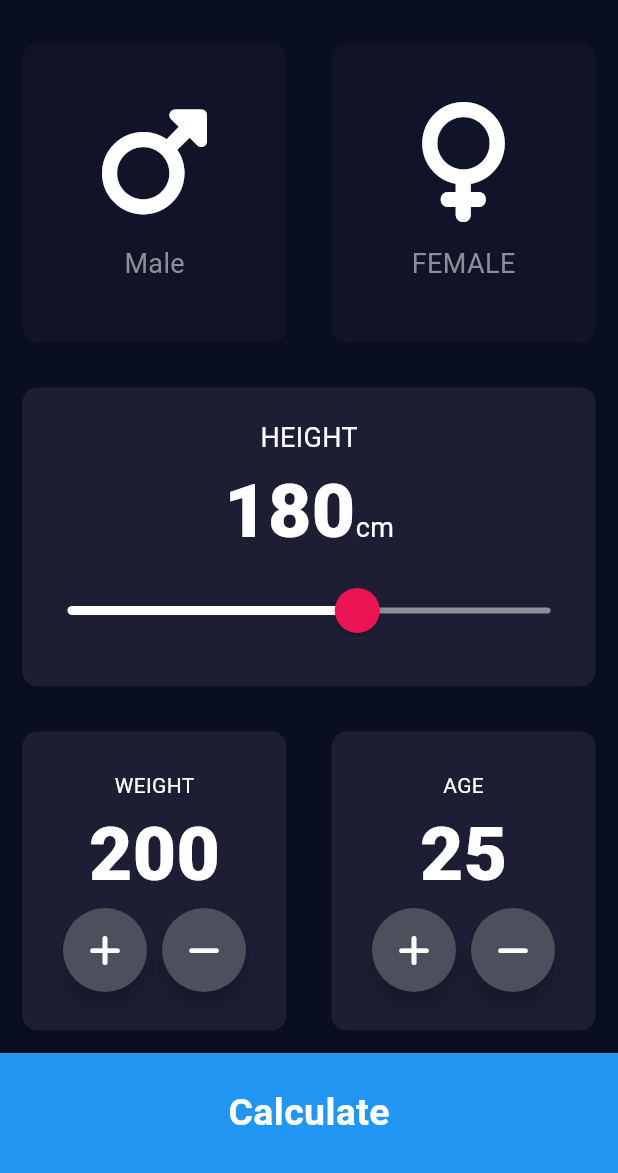
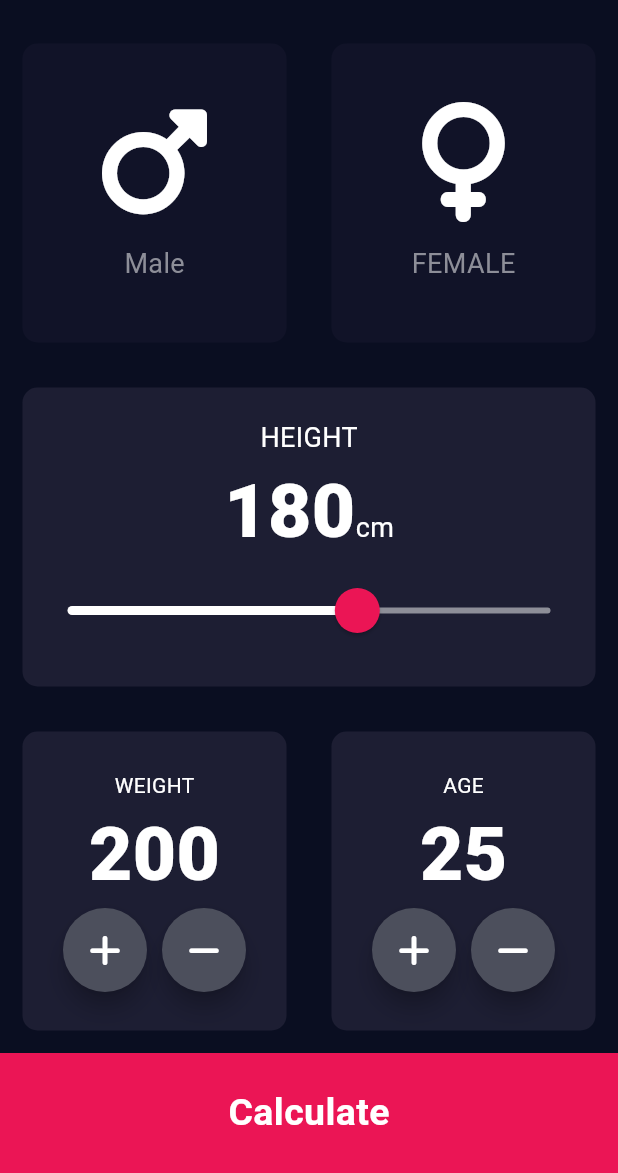
Before and after one commit to Ampaw24/BMI-Calculator--Flutter, a Flutter app: the screen it shows after launch, on a phone screen of 412 x 824 dp, the part 63-1236 px from its top. Run offline on Flutter 3.47's test engine with Material 3 defaults, Android fonts, the phone set to English and light mode, and no system bars; our stand-ins replace font_awesome_flutter.

Commit message:
buttom modified

```diff
--- /dev/null
+++ b/lib/specs/appcolors.dart
@@ -0,0 +1,11 @@
+import 'package:flutter/material.dart';
+
+class AppColors {
+static const buttoncolor = Color(0xFFEB1555);
+static const inactiveCardcolor = Color(0xFF111328);
+static const activecolor = Color(0xFF1D1E33);
+
+
+
+
+}
--- a/lib/specs/constants.dart
+++ b/lib/specs/constants.dart
@@ -1,21 +1,16 @@
 import 'package:flutter/material.dart';
 
 const buttonHeight = 80.0;
-const activecolor = Color.fromARGB(255, 37, 38, 51);
-const buttoncolor = Color(0xFFEB1555);
-const inactiveCardcolor = Color(0xFF111328);
 const textSize = 50.0;
-const fontb = FontWeight.w900;
+const fontweight = FontWeight.w900;
 
-enum Gender { male, female }
+enum Gender {male, female }
 
 TextStyle numberStyleText() {
-  return const TextStyle(fontSize: textSize, fontWeight: fontb);
+  return const TextStyle(fontSize: textSize, fontWeight: fontweight);
 }
-
 const kLargeButtonFnt = TextStyle(fontSize: 25, fontWeight: FontWeight.bold);
 const kTitleFnt = TextStyle(fontSize: 50, fontWeight: FontWeight.bold);
-const kResultText = TextStyle(
-    fontSize: 22.0, color: Color(0xff24D876), fontWeight: FontWeight.bold);
+const kResultText = TextStyle(fontSize: 22.0, color: Color(0xff24D876), fontWeight: FontWeight.bold);
 const kReadingText = TextStyle(fontSize: 100.0, fontWeight: FontWeight.bold);
 const kinterludeText = TextStyle(fontSize: 22.0);
--- a/lib/views/homepage.dart
+++ b/lib/views/homepage.dart
@@ -1,4 +1,5 @@
 // ignore_for_file: prefer_const_constructors, prefer_const_literals_to_create_immutables, use_key_in_widget_constructors
+import 'package:bmicalculator/specs/appcolors.dart';
 import 'package:bmicalculator/specs/cardcontent.dart';
 import 'package:bmicalculator/specs/constants.dart';
 import 'package:bmicalculator/views/resultspage.dart';
@@ -11,9 +12,6 @@ import 'package:font_awesome_flutter/font_awesome_flutter.dart';
 
 
 const buttonHeight = 80.0;
-const activecolor = Color(0xFF1D1E33);
-const buttoncolor = Color(0xFFEB1555);
-const inactiveCardcolor = Color(0xFF111328);
 int height = 180;
 int weight = 200;
 int age = 25;
@@ -56,9 +54,9 @@ class _InputAppState extends State<InputApp> {
                       icons: FontAwesomeIcons.mars,
                       gender: "Male",
                     ),
-                    colour: selectedGender == Gender.male
-                        ? activecolor
-                        : inactiveCardcolor,
+                    color: selectedGender == Gender.male
+                        ? AppColors.activecolor
+                        : AppColors.inactiveCardcolor,
                   ),
                 )),
                 Expanded(
@@ -72,9 +70,9 @@ class _InputAppState extends State<InputApp> {
                       gender: "FEMALE",
                       icons: FontAwesomeIcons.venus,
                     ),
-                    colour: selectedGender == Gender.female
-                        ? activecolor
-                        : inactiveCardcolor,
+                    color: selectedGender == Gender.female
+                       ? AppColors.activecolor
+                        : AppColors.inactiveCardcolor,
                   ),
                 )),
               ],
@@ -98,7 +96,7 @@ class _InputAppState extends State<InputApp> {
                             Text(
                               height.toString(),
                               style: TextStyle(
-                                  fontSize: textSize, fontWeight: fontb),
+                                  fontSize: textSize, fontWeight: fontweight),
                             ),
                             Text(
                               "cm",
@@ -129,7 +127,7 @@ class _InputAppState extends State<InputApp> {
                         )
                       ],
                     ),
-                    colour: Color(0xFF1D1E33))),
+                    color: Color(0xFF1D1E33))),
             Expanded(
                 child: Row(
               children: [
@@ -184,7 +182,7 @@ class _InputAppState extends State<InputApp> {
                             )
                           ],
                         ),
-                        colour: Color(0xFF1D1E33))),
+                        color: Color(0xFF1D1E33))),
                 Expanded(
                     child: Blocks(
                   conts: Column(
@@ -236,7 +234,7 @@ class _InputAppState extends State<InputApp> {
                       )
                     ],
                   ),
-                  colour: Color(0xFF1D1E33),
+                  color: Color(0xFF1D1E33),
                 ))
               ],
             )),
--- a/lib/views/resultspage.dart
+++ b/lib/views/resultspage.dart
@@ -1,4 +1,7 @@
 
+// ignore_for_file: use_key_in_widget_constructors
+
+import 'package:bmicalculator/specs/appcolors.dart';
 import 'package:bmicalculator/specs/constants.dart';
 import 'package:bmicalculator/widgets/blocks.dart';
 import 'package:bmicalculator/widgets/bottomButton.dart';
@@ -6,7 +9,7 @@ import 'package:flutter/material.dart';
 
 
 class ResultsPage extends StatelessWidget {
-  ResultsPage(
+  const ResultsPage(
       {required this.bmiInter,
       required this.bmiStatus,
       required this.bmiresult});
@@ -18,8 +21,8 @@ class ResultsPage extends StatelessWidget {
   Widget build(BuildContext context) {
     return Scaffold(
       appBar: AppBar(
-        backgroundColor: Color(0xFF0A0E21),
-        title: Center(child: Text("BMI-CALCULATOR")),
+        backgroundColor:const  Color(0xFF0A0E21),
+        title:const Center(child: Text("BMI-CALCULATOR")),
         elevation: 0,
       ),
       body: Column(
@@ -30,7 +33,7 @@ class ResultsPage extends StatelessWidget {
               child: Container(
             padding: const EdgeInsets.all(15),
             alignment: Alignment.bottomLeft,
-            child: Text(
+            child:const Text(
               "Your Results",
               style: kTitleFnt,
             ),
@@ -38,7 +41,7 @@ class ResultsPage extends StatelessWidget {
           Expanded(
             flex: 5,
             child: Blocks(
-              colour: activecolor,
+              color: AppColors.activecolor,
               conts: Column(
                 crossAxisAlignment: CrossAxisAlignment.center,
                 mainAxisAlignment: MainAxisAlignment.spaceEvenly,
--- a/lib/widgets/blocks.dart
+++ b/lib/widgets/blocks.dart
@@ -1,10 +1,12 @@
+// ignore_for_file: sort_child_properties_last
+
 import 'package:flutter/material.dart';
 
 class Blocks extends StatelessWidget {
-  const Blocks({required this.colour, required this.conts, this.actiion});
-  final Color colour;
+  const Blocks({required this.color, required this.conts, this.action});
+  final Color color;
   final Widget conts;
-  final Function? actiion;
+  final Function? action;
 
   @override
   Widget build(BuildContext context) {
@@ -12,7 +14,7 @@ class Blocks extends StatelessWidget {
       child: conts,
       margin: const EdgeInsets.all(15.0),
       decoration: BoxDecoration(
-          color: colour, borderRadius: BorderRadius.circular(10.0)),
+          color: color, borderRadius: BorderRadius.circular(10.0)),
     );
   }
 }
--- a/lib/widgets/bottomButton.dart
+++ b/lib/widgets/bottomButton.dart
@@ -1,24 +1,19 @@
-
+import 'package:bmicalculator/specs/appcolors.dart';
 import 'package:flutter/material.dart';
 import '../specs/constants.dart';
 import '../views/homepage.dart';
 
-
-
 class BottomButton extends StatelessWidget {
-
-  const BottomButton({
-   required this.buttonTitle,this.onTap
-  });
-   final VoidCallback ? onTap;
-   final String buttonTitle;
+  const BottomButton({required this.buttonTitle, this.onTap});
+  final VoidCallback? onTap;
+  final String buttonTitle;
 
   @override
   Widget build(BuildContext context) {
     return GestureDetector(
-      onTap:onTap,
+      onTap: onTap,
       child: Container(
-        color: Colors.blue,
+        color: AppColors.buttoncolor,
         width: double.infinity,
         height: 80.0,
         child: Center(
```
